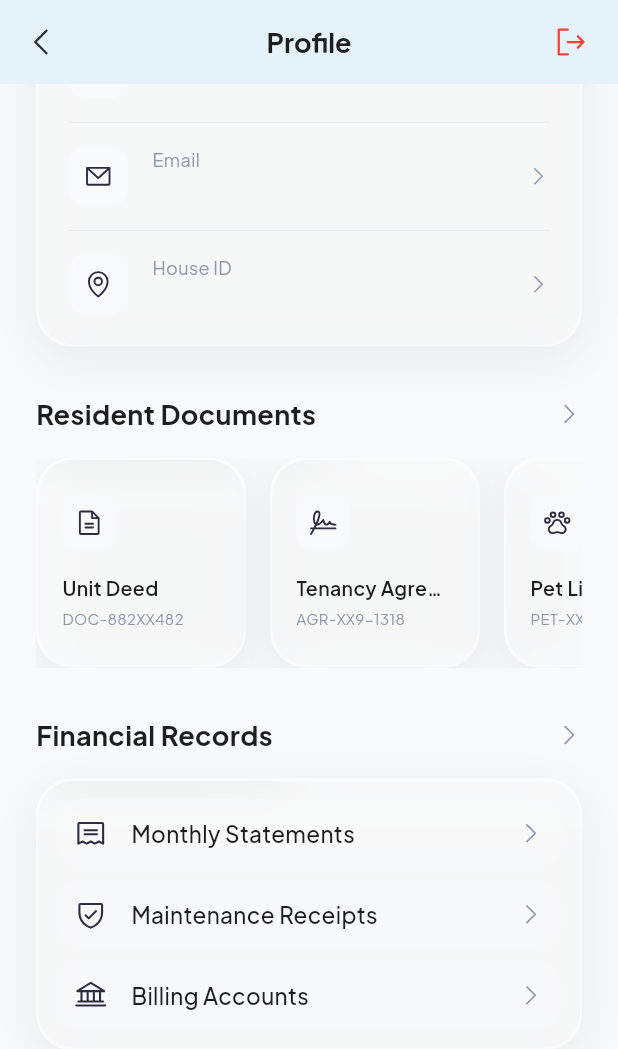
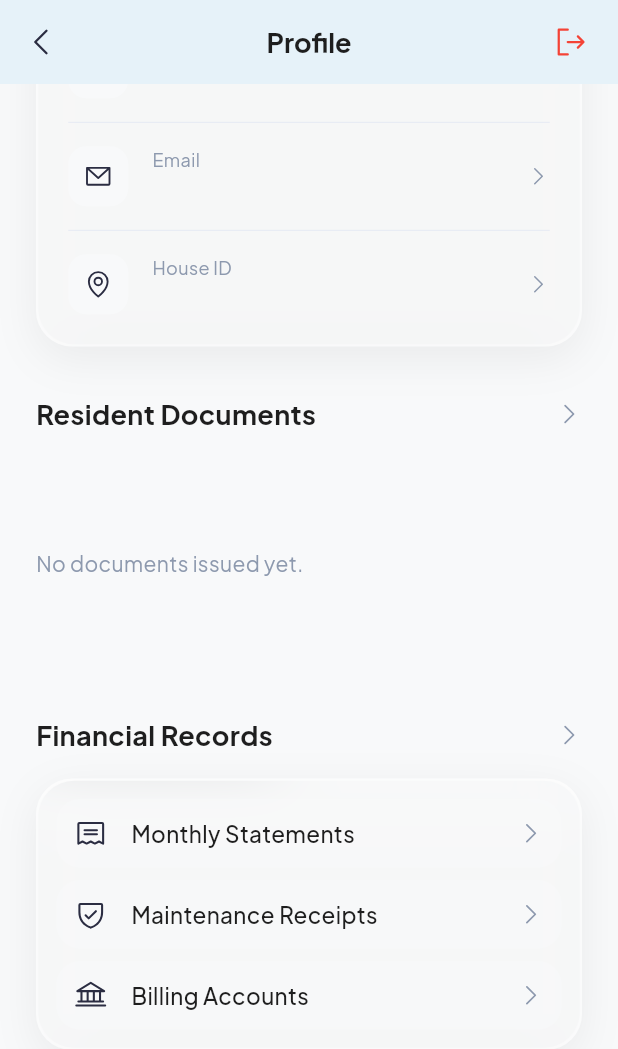
Before and after one commit to kautsarbaiq/HCM-PHH-App, a Flutter app: the ProfilePage screen opened by its route, scrolled down 319 dp, on a phone screen of 412 x 824 dp. Shown: the top 1049 px of the screen. Run offline on Flutter 3.47's test engine with Material 3 defaults, Android fonts, the phone set to English and light mode, and no system bars; our stand-ins replace flutter_animate, flutter_dotenv, flutter_riverpod, flutter_screenutil, go_router, google_fonts and 4 more; missing offline and left inert: mobile_scanner; accounts and stored records are empty; network calls fail.

Commit message:
feat: add ResidentDocument model and provider for managing resident documents

```diff
--- a/lib/features/profile/presentation/pages/profile_page.dart
+++ b/lib/features/profile/presentation/pages/profile_page.dart
@@ -9,6 +9,11 @@ import '../../../../core/widgets/glass_card.dart';
 import '../../../../theme/app_colors.dart';
 import '../../../../core/repositories/profile_repository.dart';
 import '../../../../core/repositories/storage_repository.dart';
+import '../../../../core/repositories/document_repository.dart';
+
+final myResidentDocsProvider = FutureProvider<List<ResidentDocument>>((ref) {
+  return ref.read(documentRepositoryProvider).getMyResidentDocuments();
+});
 
 class ProfilePage extends ConsumerStatefulWidget {
   const ProfilePage({super.key});
@@ -241,17 +246,37 @@ class _ProfilePageState extends ConsumerState<ProfilePage> {
   }
 
   Widget _buildDocumentGrid() {
+    final docsAsync = ref.watch(myResidentDocsProvider);
     return SizedBox(
       height: 140,
-      child: ListView(
+      child: docsAsync.when(
+        loading: () => const Center(child: CircularProgressIndicator()),
+        error: (e, _) => Center(child: Text('Error: $e', style: const TextStyle(color: AppColors.textSecondary))),
+        data: (docs) {
+          if (docs.isEmpty) {
+            return Container(
+              alignment: Alignment.centerLeft,
+              child: const Text('No documents issued yet.', style: TextStyle(color: AppColors.textSecondary)),
+            );
+          }
+          return ListView(
             scrollDirection: Axis.horizontal,
-        children: [
-          _buildDocumentCard('Unit Deed', 'DOC-882XX482', PhosphorIconsRegular.fileText),
-          _buildDocumentCard('Tenancy Agreement', 'AGR-XX9-1318', PhosphorIconsRegular.signature),
-          _buildDocumentCard('Pet License', 'PET-XXX1929', PhosphorIconsRegular.pawPrint),
-        ],
+            children: docs.map((d) => _buildDocumentCard(d.title, d.referenceCode ?? '', _docIcon(d.documentType))).toList(),
+          );
+        },
       ),
     );
+  }
+
+  IconData _docIcon(String? type) {
+    switch (type) {
+      case 'tenancy':
+        return PhosphorIconsRegular.signature;
+      case 'pet':
+        return PhosphorIconsRegular.pawPrint;
+      default:
+        return PhosphorIconsRegular.fileText;
+    }
   }
 
   Widget _buildDocumentCard(String title, String subtitle, IconData icon) {
@@ -298,7 +323,10 @@ class _ProfilePageState extends ConsumerState<ProfilePage> {
   }
 
   Widget _buildFinanceRow(IconData icon, String title) {
-    return Container(
+    return GestureDetector(
+      onTap: () => context.go('/bills'),
+      behavior: HitTestBehavior.opaque,
+      child: Container(
         padding: const EdgeInsets.all(12),
         decoration: BoxDecoration(
           color: AppColors.backgroundGrey.withOpacity(0.5),
@@ -314,6 +342,7 @@ class _ProfilePageState extends ConsumerState<ProfilePage> {
             const Icon(PhosphorIconsRegular.caretRight, size: 18, color: AppColors.textSecondary),
           ],
         ),
+      ),
     );
   }
 }
```
Also changed, not shown: lib/core/repositories/document_repository.dart (+35 -0 lines), 1 other file. Lines whose indentation alone changed are shown as unchanged.
